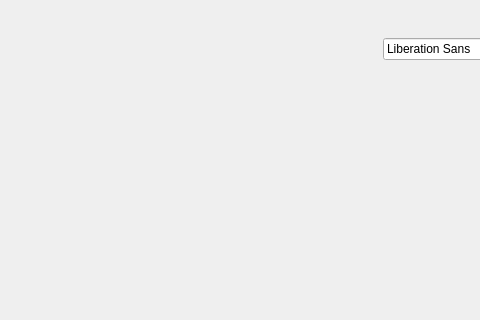
Qt form source/2022.04.28/mylayout2/mywidget.ui (forestfsl/QtCreator) before a commit; both pictures show x 87 to 567 and y 162 to 482 of the 800 by 600 pixel window.
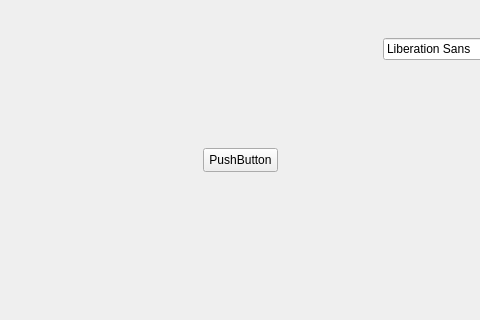
The same form after that commit.

Commit message: GridBox布局

Patch:
```diff
--- a/source/2022.04.28/mylayout2/mywidget.ui
+++ b/source/2022.04.28/mylayout2/mywidget.ui
@@ -33,6 +33,19 @@
     </rect>
    </property>
   </widget>
+  <widget class="QPushButton" name="pushButton">
+   <property name="geometry">
+    <rect>
+     <x>290</x>
+     <y>310</y>
+     <width>75</width>
+     <height>24</height>
+    </rect>
+   </property>
+   <property name="text">
+    <string>PushButton</string>
+   </property>
+  </widget>
  </widget>
  <resources/>
  <connections/>
```
The commit also changes 7 other files.
